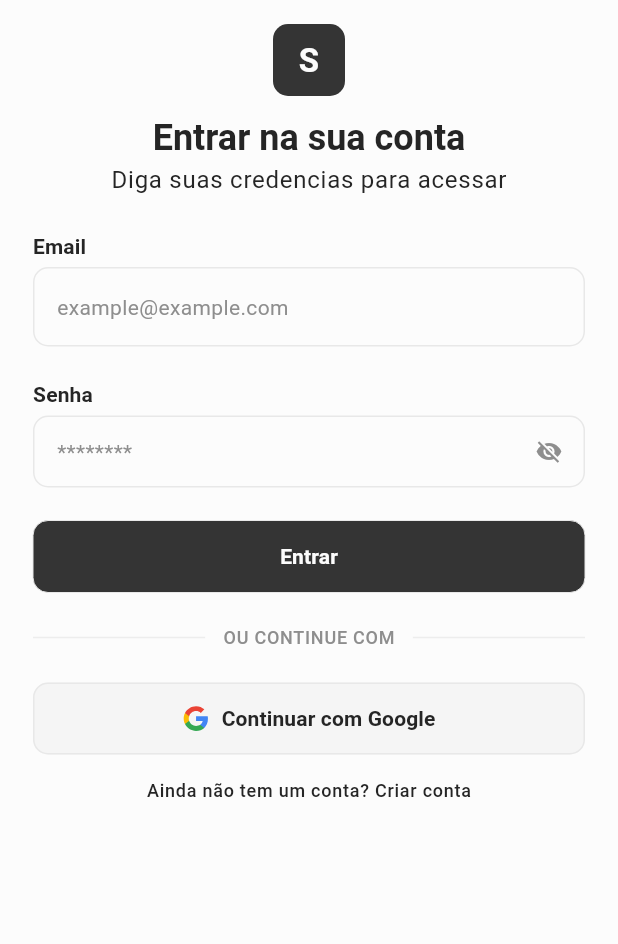
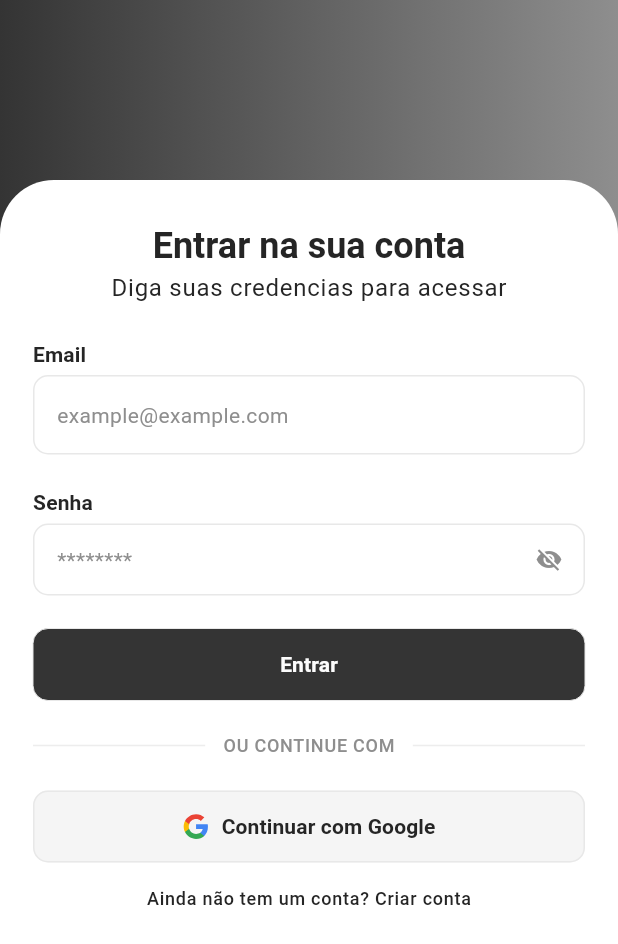
Before and after one commit to VitorMendonca62/scalable-e-commerce-app, a Flutter app: the screen it shows after launch, on a phone screen of 412 x 824 dp. Shown: the top 944 px of the screen. Run offline on Flutter 3.47's test engine with Material 3 defaults, Android fonts, the phone set to English and light mode, and no system bars; our stand-ins replace flutter_svg, form_validator, go_router; Roboto replaces fonts that are missing (Montserrat).

Commit message:
feat-#6: enhance login page layout and styling

```diff
--- a/lib/core/theme/app_theme.dart
+++ b/lib/core/theme/app_theme.dart
@@ -26,16 +26,18 @@ class AppTheme {
   );
 
   static final ThemeData ligth = ThemeData(
-    scaffoldBackgroundColor: AppColors.primaryForeground,
+    scaffoldBackgroundColor: AppTheme.ligthColorSchema.surface,
     textTheme: AppTypography.textTheme.apply(
       bodyColor: AppTheme.ligthColorSchema.onSurface,
       displayColor: AppTheme.ligthColorSchema.onSurface,
     ),
     colorScheme: AppTheme.ligthColorSchema,
     textSelectionTheme: TextSelectionThemeData(
-      cursorColor: AppColors.secondaryForeground,
-      selectionColor: AppColors.secondaryForeground.withValues(alpha: 0.2),
-      selectionHandleColor: AppColors.secondaryForeground,
+      cursorColor: AppTheme.ligthColorSchema.onSecondary,
+      selectionColor: AppTheme.ligthColorSchema.onSecondary.withValues(
+        alpha: 0.2,
+      ),
+      selectionHandleColor: AppTheme.ligthColorSchema.onSecondary,
     ),
     fontFamily: AppTypography.fontFamily,
   );
--- a/lib/modules/auth/presentation/pages/login_page.dart
+++ b/lib/modules/auth/presentation/pages/login_page.dart
@@ -16,34 +16,39 @@ class LoginPage extends StatelessWidget {
   Widget build(BuildContext context) {
     return SafeArea(
       child: Scaffold(
-        body: Padding(
-          padding: EdgeInsetsGeometry.symmetric(
+        body: SingleChildScrollView(
+          child: Column(
+            children: [
+              Container(
+                width: double.infinity,
+                height: 180,
+                decoration: BoxDecoration(
+                  gradient: LinearGradient(
+                    begin: Alignment.centerLeft,
+                    end: Alignment.centerRight,
+                    colors: [
+                      Theme.of(context).colorScheme.primary,
+                      Theme.of(context).colorScheme.onSurfaceVariant,
+                    ],
+                  ),
+                ),
+              ),
+              Transform.translate(
+                offset: const Offset(0, -60),
+                child: Container(
+                  width: double.infinity,
+                  padding: EdgeInsets.symmetric(
                     horizontal: AppThemePage.horizontalPadding,
                     vertical: AppThemePage.verticalPadding,
                   ),
-          child: SingleChildScrollView(
+                  decoration: BoxDecoration(
+                    color: Theme.of(context).colorScheme.surface,
+                    borderRadius: const BorderRadius.all(Radius.circular(36)),
+                  ),
                   child: Column(
+                    crossAxisAlignment: CrossAxisAlignment.center,
                     children: [
-                Container(
-                  padding: const EdgeInsets.all(8),
-                  constraints: const BoxConstraints(
-                    maxWidth: 48,
-                    maxHeight: 48,
-                  ),
-                  alignment: Alignment.center,
-                  decoration: BoxDecoration(
-                    color: Theme.of(context).colorScheme.primary,
-                    borderRadius: BorderRadius.all(AppBorder.radius),
-                  ),
-                  child: Text(
-                    "S",
-                    style: AppTypography.titleLarge.copyWith(
-                      color: Theme.of(context).colorScheme.onPrimary,
-                    ),
-                  ),
-                ),
                       const SizedBox(height: 12),
-
                       Text(
                         "Entrar na sua conta",
                         style: AppTypography.headlineSmall.copyWith(
@@ -92,17 +97,21 @@ class LoginPage extends StatelessWidget {
                       ),
                       Row(
                         children: [
-                    Expanded(child: Divider()),
+                          const Expanded(child: Divider()),
                           Padding(
-                      padding: const EdgeInsets.symmetric(horizontal: 12.0),
+                            padding: const EdgeInsets.symmetric(
+                              horizontal: 12.0,
+                            ),
                             child: Text(
                               "ou continue com".toUpperCase(),
                               style: AppTypography.labelMedium.copyWith(
-                          color: Theme.of(context).colorScheme.onSurfaceVariant,
+                                color: Theme.of(
+                                  context,
+                                ).colorScheme.onSurfaceVariant,
                               ),
                             ),
                           ),
-                    Expanded(child: Divider()),
+                          const Expanded(child: Divider()),
                         ],
                       ),
                       const SizedBox(height: AppThemePage.inputSpacing),
@@ -113,13 +122,17 @@ class LoginPage extends StatelessWidget {
                             return;
                           },
                           style: ElevatedButton.styleFrom(
-                      padding: EdgeInsets.symmetric(vertical: 14),
-                      backgroundColor: Theme.of(context).colorScheme.secondary,
+                            padding: const EdgeInsets.symmetric(vertical: 14),
+                            backgroundColor: Theme.of(
+                              context,
+                            ).colorScheme.secondary,
                             side: BorderSide(
                               width: 1,
                               color: Theme.of(context).colorScheme.outline,
                             ),
-                      overlayColor: Theme.of(context).colorScheme.onSecondary,
+                            overlayColor: Theme.of(
+                              context,
+                            ).colorScheme.onSecondary,
                             shape: RoundedRectangleBorder(
                               borderRadius: BorderRadius.all(AppBorder.radius),
                             ),
@@ -138,7 +151,9 @@ class LoginPage extends StatelessWidget {
                         ),
                       ),
                       TextButton(
-                  style: TextButton.styleFrom(overlayColor: Colors.transparent),
+                        style: TextButton.styleFrom(
+                          overlayColor: Colors.transparent,
+                        ),
                         child: Row(
                           mainAxisAlignment: MainAxisAlignment.center,
                           children: [
@@ -162,6 +177,10 @@ class LoginPage extends StatelessWidget {
                   ),
                 ),
               ),
+              const SizedBox(height: 24),
+            ],
+          ),
+        ),
       ),
     );
   }
```
Lines whose indentation alone changed are shown as unchanged.
